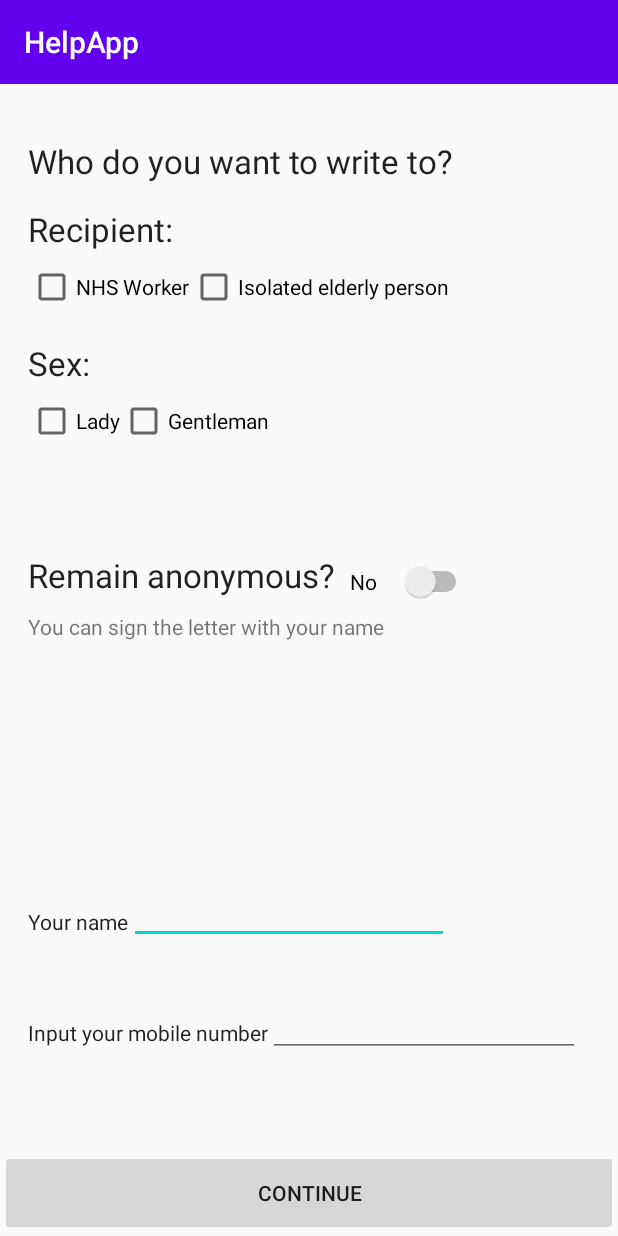
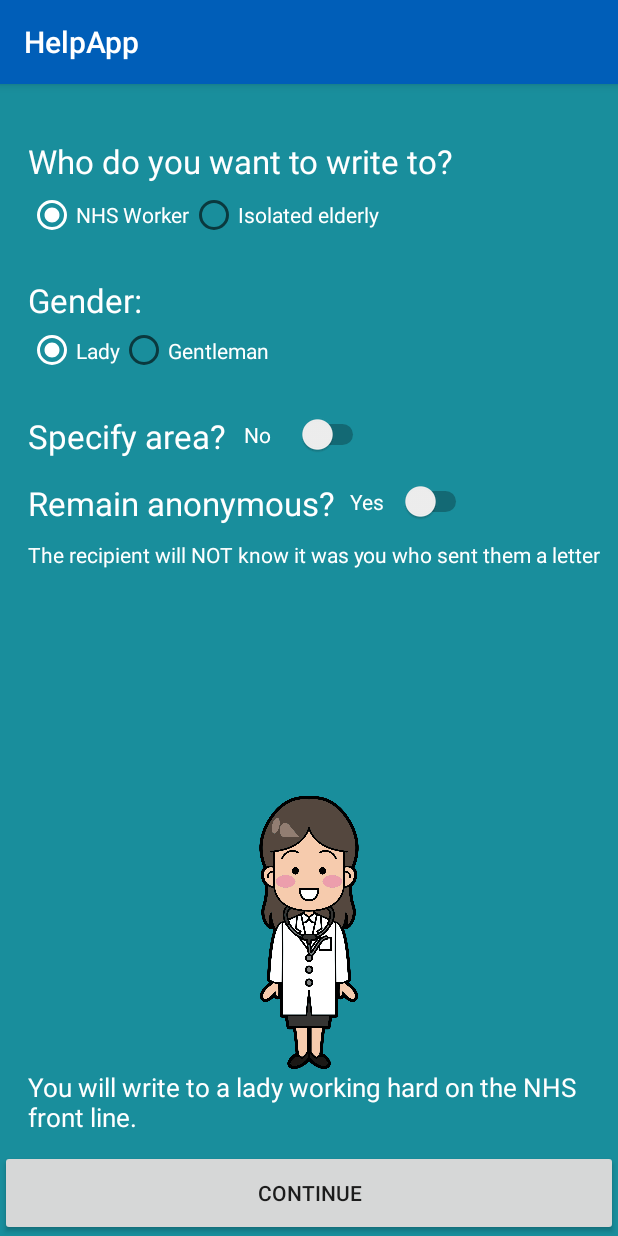
Before and after one commit to Danau5tin/SendaSmile-Android-App, an Android app: the PreLetterCreation screen opened directly, with no data from a screen before it, on a phone screen of 412 x 824 dp. Run offline under Robolectric (Android 15) with nearby library versions, the phone set to English and light mode, and no system bars.

Commit message:
Changes include color scheme beginning, add gallery image, set UK area, user entry fields for email name and number, radio buttons have replaced checkboxes

```diff
--- a/App/app/build.gradle
+++ b/App/app/build.gradle
@@ -31,4 +31,5 @@ dependencies {
     testImplementation 'junit:junit:4.12'
     androidTestImplementation 'androidx.test.ext:junit:1.1.1'
     androidTestImplementation 'androidx.test.espresso:espresso-core:3.2.0'
+    implementation 'com.google.android.material:material:1.1.0'
 }
--- a/App/app/src/main/java/com/firstapp/helpapp/MainActivity.java
+++ b/App/app/src/main/java/com/firstapp/helpapp/MainActivity.java
@@ -5,7 +5,6 @@ import androidx.appcompat.app.AppCompatActivity;
 import android.content.Intent;
 import android.os.Bundle;
 import android.view.View;
-import android.widget.Button;
 
 public class MainActivity extends AppCompatActivity {
 
--- a/App/app/src/main/java/com/firstapp/helpapp/PreLetterCreation.java
+++ b/App/app/src/main/java/com/firstapp/helpapp/PreLetterCreation.java
@@ -1,22 +1,37 @@
 package com.firstapp.helpapp;
 
 import android.content.Intent;
+import android.graphics.Bitmap;
+import android.graphics.BitmapFactory;
 import android.os.Bundle;
 import android.view.View;
+import android.view.ViewGroup;
+import android.widget.ArrayAdapter;
 import android.widget.CompoundButton;
 import android.widget.EditText;
+import android.widget.ImageView;
+import android.widget.RadioButton;
+import android.widget.Spinner;
 import android.widget.Switch;
 import android.widget.TextView;
 
 import androidx.annotation.Nullable;
 import androidx.appcompat.app.AppCompatActivity;
 
+import java.io.InputStream;
+
 
 public class PreLetterCreation extends AppCompatActivity {
 
-    Switch anonSwitch;
-    TextView usernameText, usernumText, anonDesc;
-    EditText usernameEdit, usernumEdit;
+    Switch anonSwitch, destinationSwitch;
+    Spinner destinationSpinner;
+    TextView recipientText, anonDesc;
+    EditText usernameEdit, emailEdit, numEdit;
+    RadioButton nhsCheck, elderlyCheck, gentlemanCheck, ladyCheck;
+    Boolean nhsChecked, ladyChecked;
+    ImageView personImage;
+    InputStream imageStream;
+    ViewGroup.LayoutParams params;
 
     @Override
     protected void onCreate(@Nullable Bundle savedInstanceState) {
@@ -24,38 +39,94 @@ public class PreLetterCreation extends AppCompatActivity {
         setContentView(R.layout.pre_letter_creation);
 
         usernameEdit = findViewById(R.id.userNameEdit);
-        usernumEdit = findViewById(R.id.userNumEdit);
-        usernameText = findViewById(R.id.userNameText);
-        usernumText = findViewById(R.id.userNumText);
+        emailEdit = findViewById(R.id.emailEdit);
+        numEdit = findViewById(R.id.numEdit);
+        usernameEdit.setVisibility(View.INVISIBLE);
+        emailEdit.setVisibility(View.INVISIBLE);
+        numEdit.setVisibility(View.INVISIBLE);
+
+        personImage = findViewById(R.id.personImgView);
+        params = personImage.getLayoutParams();
+
+        destinationSpinner = findViewById(R.id.destinationSpinner);
+        destinationSwitch = findViewById(R.id.destinationSwitch);
+        ArrayAdapter<CharSequence> adapter = ArrayAdapter.createFromResource(this,
+                R.array.uk_areas, android.R.layout.simple_spinner_item);
+        adapter.setDropDownViewResource(android.R.layout.simple_spinner_dropdown_item);
+        destinationSpinner.setAdapter(adapter);
+        if (!destinationSwitch.isChecked()) {destinationSpinner.setVisibility(View.GONE);}
+
+        destinationSwitch.setOnCheckedChangeListener(new CompoundButton.OnCheckedChangeListener() {
+            @Override
+            public void onCheckedChanged(CompoundButton buttonView, boolean isChecked) {
+                if (isChecked) {destinationSpinner.setVisibility(View.VISIBLE); destinationSwitch.setText(R.string.Yes);}
+                else {destinationSpinner.setVisibility(View.GONE); destinationSwitch.setText(R.string.No);}}});
+
         anonDesc = findViewById(R.id.textAnon);
+        anonSwitch = findViewById(R.id.switchAnon);
+        nhsCheck = findViewById(R.id.nhsCheckbox);
+        elderlyCheck = findViewById(R.id.elderlyCheckbox);
+        gentlemanCheck = findViewById(R.id.gentlemanCheckbox);
+        ladyCheck = findViewById(R.id.ladyCheckbox);
+        recipientText = findViewById(R.id.textRecipientDescr);
+        if (nhsCheck.isChecked()) {nhsChecked = true;} else {nhsChecked = false;}
+        if (ladyCheck.isChecked()) {ladyChecked = true;} else {ladyChecked = false;}
 
-        anonSwitch = findViewById(R.id.switchAnon);
+        nhsCheck.setOnCheckedChangeListener(new CompoundButton.OnCheckedChangeListener() {
+            @Override
+            public void onCheckedChanged(CompoundButton buttonView, boolean isChecked) {
+                if (isChecked) {nhsChecked = true; recipientListener();}}});
+        elderlyCheck.setOnCheckedChangeListener(new CompoundButton.OnCheckedChangeListener() {
+            @Override
+            public void onCheckedChanged(CompoundButton buttonView, boolean isChecked) {
+                if (isChecked) {nhsChecked = false; recipientListener();}}});
+        ladyCheck.setOnCheckedChangeListener(new CompoundButton.OnCheckedChangeListener() {
+            @Override
+            public void onCheckedChanged(CompoundButton buttonView, boolean isChecked) {
+                if (isChecked) {ladyChecked = true; recipientListener();}}});
+        gentlemanCheck.setOnCheckedChangeListener(new CompoundButton.OnCheckedChangeListener() {
+            @Override
+            public void onCheckedChanged(CompoundButton buttonView, boolean isChecked) {
+                if (isChecked) {ladyChecked = false; recipientListener();}}});
+
         anonSwitch.setOnCheckedChangeListener(new CompoundButton.OnCheckedChangeListener() {
             @Override
             public void onCheckedChanged(CompoundButton buttonView, boolean isChecked) {
                 if (isChecked) {
                     // Hide UI elements for user info
+                    usernameEdit.setVisibility(View.VISIBLE);
+                    emailEdit.setVisibility(View.VISIBLE);
+                    numEdit.setVisibility(View.VISIBLE);
+                    anonSwitch.setText(R.string.No);
+                    anonDesc.setText(R.string.non_anon_expl);
+                } else {
+                    // Show UI elements for user info
                     usernameEdit.setVisibility(View.INVISIBLE);
-                    usernameText.setVisibility(View.INVISIBLE);
-                    usernumEdit.setVisibility(View.INVISIBLE);
-                    usernumText.setVisibility(View.INVISIBLE);
+                    emailEdit.setVisibility(View.INVISIBLE);
+                    numEdit.setVisibility(View.INVISIBLE);
                     anonSwitch.setText(R.string.Yes);
                     anonDesc.setText(R.string.anon_expl);
-                } else {
-                    // Show UI elements for user info
-                    usernameEdit.setVisibility(View.VISIBLE);
-                    usernameText.setVisibility(View.VISIBLE);
-                    usernumEdit.setVisibility(View.VISIBLE);
-                    usernumText.setVisibility(View.VISIBLE);
-                    anonSwitch.setText(R.string.No);
-                    anonDesc.setText(R.string.non_anon_expl);
-                }
-            }
-        });
+                    }}});
     }
 
     public void preContinueButton(View view) {
         Intent intent = new Intent(this, CreateLetter.class);
         startActivity(intent);
     }
+
+    public void recipientListener() {
+        if (nhsChecked) {
+            if (ladyChecked) {recipientText.setText(R.string.nhs_female_explained);
+            imageStream = this.getResources().openRawResource(R.raw.nurse);}
+            else {recipientText.setText(R.string.nhs_male_explained);
+                imageStream = this.getResources().openRawResource(R.raw.doctor);}
+        } else {
+            if (ladyChecked) {recipientText.setText(R.string.elderly_female_explained);
+                imageStream = this.getResources().openRawResource(R.raw.grandma);}
+            else {
+            recipientText.setText(R.string.elderly_male_explained);
+                imageStream = this.getResources().openRawResource(R.raw.grandpa);}}
+        Bitmap bitmap = BitmapFactory.decodeStream(imageStream);
+        personImage.setImageBitmap(bitmap);
+    }
 }
--- a/App/app/src/main/res/layout/pre_letter_creation.xml
+++ b/App/app/src/main/res/layout/pre_letter_creation.xml
@@ -3,47 +3,62 @@
     xmlns:app="http://schemas.android.com/apk/res-auto"
     xmlns:tools="http://schemas.android.com/tools"
     android:layout_width="match_parent"
-    android:layout_height="match_parent">
+    android:layout_height="match_parent"
+    android:background="@color/mariescolor">
 
-    <TextView
-        android:id="@+id/userNumText"
+    <RadioGroup
+        android:id="@+id/radioGroup2"
+        android:layout_width="wrap_content"
+        android:layout_height="38dp"
+        android:layout_marginTop="5dp"
+        android:orientation="horizontal"
+        app:layout_constraintStart_toStartOf="@+id/guideline"
+        app:layout_constraintTop_toBottomOf="@+id/textView5">
+
+        <RadioButton
+            android:id="@+id/nhsCheckbox"
+            android:layout_width="wrap_content"
+            android:layout_height="wrap_content"
+            android:layout_weight="1"
+            android:checked="true"
+            android:text="@string/nhs"
+            android:textColor="@color/white" />
+
+        <RadioButton
+            android:id="@+id/elderlyCheckbox"
+            android:layout_width="wrap_content"
+            android:layout_height="wrap_content"
+            android:layout_weight="1"
+            android:text="@string/isolated"
+            android:textColor="@color/white" />
+    </RadioGroup>
+
+    <RadioGroup
+        android:id="@+id/radioGroup3"
         android:layout_width="wrap_content"
         android:layout_height="wrap_content"
-        android:layout_marginTop="49dp"
-        android:text="@string/number_option"
-        android:textAppearance="@style/TextAppearance.AppCompat.Large"
-        android:textSize="14sp"
+        android:orientation="horizontal"
         app:layout_constraintStart_toStartOf="@+id/guideline"
-        app:layout_constraintTop_toTopOf="@+id/guideline5" />
+        app:layout_constraintTop_toBottomOf="@+id/textView6">
 
-    <TextView
-        android:id="@+id/userNameText"
-        android:layout_width="wrap_content"
-        android:layout_height="wrap_content"
-        android:layout_marginBottom="5dp"
-        android:text="@string/name_option"
-        android:textAllCaps="false"
-        android:textAppearance="@style/TextAppearance.AppCompat.Large"
-        android:textSize="14sp"
-        app:layout_constraintBottom_toTopOf="@+id/guideline5"
-        app:layout_constraintStart_toStartOf="@+id/guideline" />
+        <RadioButton
+            android:id="@+id/ladyCheckbox"
+            android:layout_width="wrap_content"
+            android:layout_height="match_parent"
+            android:checked="true"
+            android:text="@string/Female"
+            android:textColor="@color/white" />
 
-    <CheckBox
-        android:id="@+id/checkBox4"
-        android:layout_width="wrap_content"
-        android:layout_height="wrap_content"
-        android:text="@string/isolated"
-        app:layout_constraintStart_toEndOf="@+id/checkBox5"
-        app:layout_constraintTop_toTopOf="@+id/checkBox5" />
+        <RadioButton
+            android:id="@+id/gentlemanCheckbox"
+            android:layout_width="wrap_content"
+            android:layout_height="38dp"
+            android:layout_weight="1"
+            android:orientation="horizontal"
+            android:text="@string/Male"
+            android:textColor="@color/white" />
 
-    <CheckBox
-        android:id="@+id/checkBox5"
-        android:layout_width="wrap_content"
-        android:layout_height="wrap_content"
-        android:layout_marginTop="8dp"
-        android:text="@string/nhs"
-        app:layout_constraintStart_toStartOf="@+id/guideline"
-        app:layout_constraintTop_toBottomOf="@+id/textView7" />
+    </RadioGroup>
 
     <Button
         android:id="@+id/preCreateButton"
@@ -55,30 +70,13 @@
         app:layout_constraintEnd_toEndOf="parent"
         app:layout_constraintStart_toStartOf="parent" />
 
-    <CheckBox
-        android:id="@+id/checkBox"
-        android:layout_width="wrap_content"
-        android:layout_height="wrap_content"
-        android:layout_marginTop="8dp"
-        android:text="@string/Female"
-        app:layout_constraintStart_toStartOf="@+id/guideline"
-        app:layout_constraintTop_toBottomOf="@+id/textView6" />
-
-    <CheckBox
-        android:id="@+id/checkBox2"
-        android:layout_width="wrap_content"
-        android:layout_height="wrap_content"
-        android:layout_marginTop="8dp"
-        android:text="@string/Male"
-        app:layout_constraintStart_toEndOf="@+id/checkBox"
-        app:layout_constraintTop_toBottomOf="@+id/textView6" />
-
     <TextView
         android:id="@+id/textView5"
         android:layout_width="wrap_content"
         android:layout_height="0dp"
         android:text="@string/Who_to"
         android:textAppearance="@style/TextAppearance.AppCompat.Large"
+        android:textColor="@color/white"
         app:layout_constraintBottom_toTopOf="@+id/guideline2"
         app:layout_constraintStart_toStartOf="@+id/guideline" />
 
@@ -89,65 +87,84 @@
         android:layout_marginTop="20dp"
         android:text="@string/gender_text"
         android:textAppearance="@style/TextAppearance.AppCompat.Large"
+        android:textColor="@color/white"
         app:layout_constraintStart_toStartOf="@+id/guideline"
-        app:layout_constraintTop_toBottomOf="@+id/checkBox5" />
-
-    <TextView
-        android:id="@+id/textView7"
-        android:layout_width="wrap_content"
-        android:layout_height="wrap_content"
-        android:layout_marginTop="16dp"
-        android:text="@string/type_person"
-        android:textAppearance="@style/TextAppearance.AppCompat.Large"
-        app:layout_constraintStart_toStartOf="@+id/guideline"
-        app:layout_constraintTop_toBottomOf="@+id/textView5" />
+        app:layout_constraintTop_toBottomOf="@+id/radioGroup2" />
 
     <Switch
         android:id="@+id/switchAnon"
         android:layout_width="81dp"
         android:layout_height="0dp"
         android:layout_marginStart="10dp"
-        android:layout_marginTop="5dp"
-        android:text="@string/No"
+        android:layout_marginTop="15dp"
+        android:text="@string/Yes"
+        android:textColor="@color/white"
         app:layout_constraintStart_toEndOf="@+id/textView16"
-        app:layout_constraintTop_toTopOf="@+id/guideline3" />
+        app:layout_constraintTop_toBottomOf="@+id/destinationSpinner" />
 
     <TextView
         android:id="@+id/textView16"
         android:layout_width="wrap_content"
         android:layout_height="0dp"
+        android:layout_marginTop="15dp"
         android:text="@string/anonymous"
         android:textAppearance="@style/TextAppearance.AppCompat.Large"
+        android:textColor="@color/white"
         app:layout_constraintStart_toStartOf="@+id/guideline"
-        app:layout_constraintTop_toTopOf="@+id/guideline3" />
+        app:layout_constraintTop_toBottomOf="@+id/destinationSpinner" />
+
+    <TextView
+        android:id="@+id/textView"
+        android:layout_width="wrap_content"
+        android:layout_height="0dp"
+        android:layout_marginTop="23dp"
+        android:text="@string/nationwide"
+        android:textAppearance="@style/TextAppearance.AppCompat.Large"
+        android:textColor="@color/white"
+        app:layout_constraintStart_toStartOf="@+id/guideline"
+        app:layout_constraintTop_toBottomOf="@+id/radioGroup3" />
 
     <TextView
         android:id="@+id/textAnon"
-        android:layout_width="wrap_content"
+        android:layout_width="0dp"
         android:layout_height="wrap_content"
         android:layout_marginTop="10dp"
-        android:text="@string/non_anon_expl"
+        android:layout_marginEnd="10dp"
+        android:text="@string/anon_expl"
+        android:textColor="@color/white"
+        app:layout_constraintEnd_toEndOf="parent"
         app:layout_constraintStart_toStartOf="@+id/guideline"
         app:layout_constraintTop_toBottomOf="@+id/textView16" />
 
     <EditText
         android:id="@+id/userNameEdit"
-        android:layout_width="wrap_content"
+        android:layout_width="0dp"
         android:layout_height="wrap_content"
+        android:layout_marginTop="15dp"
+        android:layout_marginEnd="10dp"
         android:ems="10"
+        android:hint="@string/name_option"
         android:inputType="textPersonName"
-        app:layout_constraintBottom_toTopOf="@+id/guideline5"
-        app:layout_constraintStart_toEndOf="@+id/userNameText" />
+        android:textColor="@color/white"
+        android:textColorHint="@color/white"
+        app:layout_constraintEnd_toEndOf="parent"
+        app:layout_constraintStart_toStartOf="@+id/guideline"
+        app:layout_constraintTop_toBottomOf="@+id/textAnon" />
 
     <EditText
-        android:id="@+id/userNumEdit"
-        android:layout_width="208dp"
-        android:layout_height="40dp"
-        android:layout_marginTop="35dp"
+        android:id="@+id/emailEdit"
+        android:layout_width="0dp"
+        android:layout_height="wrap_content"
+        android:layout_marginEnd="10dp"
         android:ems="10"
-        android:inputType="phone"
-        app:layout_constraintStart_toEndOf="@+id/userNumText"
-        app:layout_constraintTop_toTopOf="@+id/guideline5" />
+        android:hint="@string/email_option"
+        android:inputType="textPersonName"
+        android:textColor="@color/white"
+        android:textColorHint="@color/white"
+        app:layout_constraintEnd_toEndOf="parent"
+        app:layout_constraintHorizontal_bias="1.0"
+        app:layout_constraintStart_toStartOf="@+id/guideline"
+        app:layout_constraintTop_toBottomOf="@+id/userNameEdit" />
 
     <androidx.constraintlayout.widget.Guideline
         android:id="@+id/guideline"
@@ -163,18 +180,66 @@
         android:orientation="horizontal"
         app:layout_constraintGuide_begin="66dp" />
 
-    <androidx.constraintlayout.widget.Guideline
-        android:id="@+id/guideline3"
-        android:layout_width="wrap_content"
+    <TextView
+        android:id="@+id/textRecipientDescr"
+        android:layout_width="0dp"
         android:layout_height="wrap_content"
-        android:orientation="horizontal"
-        app:layout_constraintGuide_begin="313dp" />
+        android:layout_marginEnd="10dp"
+        android:layout_marginBottom="10dp"
+        android:text="@string/nhs_female_explained"
+        android:textAppearance="@style/TextAppearance.AppCompat.Large"
+        android:textColor="@color/white"
+        android:textSize="17sp"
+        app:layout_constraintBottom_toTopOf="@+id/preCreateButton"
+        app:layout_constraintEnd_toEndOf="parent"
+        app:layout_constraintHorizontal_bias="1.0"
+        app:layout_constraintStart_toStartOf="@+id/guideline" />
 
-    <androidx.constraintlayout.widget.Guideline
-        android:id="@+id/guideline5"
-        android:layout_width="wrap_content"
+    <Switch
+        android:id="@+id/destinationSwitch"
+        android:layout_width="83dp"
+        android:layout_height="21dp"
+        android:layout_marginStart="12dp"
+        android:checked="false"
+        android:text="@string/No"
+        android:textColor="@color/white"
+        app:layout_constraintStart_toEndOf="@+id/textView"
+        app:layout_constraintTop_toTopOf="@+id/textView"
+        tools:layout_editor_absoluteY="248dp" />
+
+    <Spinner
+        android:id="@+id/destinationSpinner"
+        android:layout_width="349dp"
+        android:layout_height="27dp"
+        android:layout_marginTop="10dp"
+        app:layout_constraintStart_toStartOf="@+id/guideline"
+        app:layout_constraintTop_toBottomOf="@+id/textView" />
+
+    <ImageView
+        android:id="@+id/personImgView"
+        android:layout_width="0dp"
+        android:layout_height="0dp"
+        android:layout_marginStart="160dp"
+        android:layout_marginEnd="160dp"
+        android:scaleType="fitCenter"
+        app:layout_constraintBottom_toTopOf="@+id/textRecipientDescr"
+        app:layout_constraintEnd_toEndOf="parent"
+        app:layout_constraintStart_toStartOf="parent"
+        app:layout_constraintTop_toBottomOf="@+id/numEdit"
+        app:srcCompat="@raw/nurse" />
+
+    <EditText
+        android:id="@+id/numEdit"
+        android:layout_width="0dp"
         android:layout_height="wrap_content"
-        android:orientation="horizontal"
-        app:layout_constraintGuide_end="195dp" />
+        android:layout_marginEnd="10dp"
+        android:ems="10"
+        android:hint="@string/num_option"
+        android:inputType="number"
+        android:textColor="@color/white"
+        android:textColorHint="@color/white"
+        app:layout_constraintEnd_toEndOf="parent"
+        app:layout_constraintStart_toStartOf="@+id/guideline"
+        app:layout_constraintTop_toBottomOf="@+id/emailEdit" />
 
 </androidx.constraintlayout.widget.ConstraintLayout>
--- a/App/app/src/main/res/values/colors.xml
+++ b/App/app/src/main/res/values/colors.xml
@@ -1,6 +1,9 @@
 <?xml version="1.0" encoding="utf-8"?>
 <resources>
-    <color name="colorPrimary">#6200EE</color>
-    <color name="colorPrimaryDark">#3700B3</color>
-    <color name="colorAccent">#03DAC5</color>
+    <color name="colorPrimary">#005EB8</color>
+    <color name="mariescolor">#198E9C</color>
+    <color name="white">#FFFFFF</color>
+    <color name="yellow">#ffff00</color>
+    <color name="colorAccent">#FFFFFF</color>
+   <color name="colorPrimaryDark">#000</color>
 </resources>
--- a/App/app/src/main/res/values/strings.xml
+++ b/App/app/src/main/res/values/strings.xml
@@ -2,7 +2,7 @@
 
     <!-- activity_main -->
         <string name="app_name">HelpApp</string>
-        <string name="app_intro">Together we can send love to the isolated elderly and our NHS front line staff\n\n #LoveInAFewTaps</string>
+        <string name="app_intro">Together we can send love to our isolated elderly and NHS front line staff\n\n #LoveInAFewTaps</string>
 
                 <!-- activity_main buttons-->
             <string name="home_start_but">Write a letter</string>
@@ -12,18 +12,41 @@
     <!-- pre_letter_creation -->
         <string name="Who_to">Who do you want to write to?</string>
 
-        <string name="type_person">Recipient:</string>
         <string name="nhs">NHS Worker</string>
-        <string name="isolated">Isolated elderly person</string>
+        <string name="isolated">Isolated elderly</string>
 
-        <string name="gender_text">Sex:</string>
+        <string name="gender_text">Gender:</string>
         <string name="Male">Gentleman</string>
         <string name="Female">Lady</string>
+
+        <string name="nhs_male_explained">You will write to a gentleman working hard on the NHS front line.</string>
+        <string name="nhs_female_explained">You will write to a lady working hard on the NHS front line.</string>
+        <string name="elderly_male_explained">You will write to an elderly gentleman isolated within a British aged care facility.</string>
+        <string name="elderly_female_explained">You will write to an elderly lady isolated within a British aged care facility.</string>
+
+        <string name="nationwide">Specify area?</string>
+            <string-array name="uk_areas">
+                <item>Anywhere in the U.K.</item>
+                <item>South West England</item>
+                <item>South East England</item>
+                <item>London</item>
+                <item>Wales</item>
+                <item>West Midlands</item>
+                <item>Eastern England</item>
+                <item>East Midlands</item>
+                <item>North West England</item>
+                <item>North East England</item>
+                <item>Scotland</item>
+            </string-array>
 
         <string name="anonymous">Remain anonymous?</string>
         <string name="non_anonymous">Sign letter with your name</string>
         <string name="anon_expl">The recipient will NOT know it was you who sent them a letter</string>
-        <string name="non_anon_expl">You can sign the letter with your name</string>
+        <string name="non_anon_expl">Your letter will be signed with your provided name.\nLeave your e-mail/number and the receiver may reply to you.</string>
+
+        <string name="name_option">Your name</string>
+        <string name="email_option">\* (Optional) Your e-mail</string>
+        <string name="num_option">\* (Optional) Your number</string>
 
                 <!-- pre_letter_creation buttons-->
             <string name="continue_button">Continue</string>
@@ -33,12 +56,12 @@
     <!-- create_letter_activity -->
         <string name="reciever_confirmation">You are writing to a gentleman who is working in the NHS.</string>
         <string name="help_to_write_prompt">Not sure what to write? Click here</string>
-        <string name="write_message">Write your message here:</string>
+        <string name="write_message">Touch and type your message here</string>
 
 
                 <!-- create_letter_activity buttons -->
-            <string name="continue_preview">Add Image </string>
-            <string name="user_info">Your details</string>
+            <string name="add_image">Add Image</string>
+            <string name="change_image">Change Image</string>
 
 
     <!-- confirm_send_activity -->
@@ -73,12 +96,6 @@
 
     <!-- user_info_activity -->
         <string name="user_info_explanation"></string>
-        <string name="name_option">Your name</string>
-        <string name="number_option">Input your mobile number</string>
-        <string name="address_option">Input your address</string>
-
-                <!-- user_info_activity buttons-->
-            <string name="confirm_details_but">Confirm details</string>
 
 
 
```
Also changed, not shown: App/app/src/main/AndroidManifest.xml (+6 -2 lines), App/app/src/main/java/com/firstapp/helpapp/CreateLetter.java (+57 -3 lines), App/app/src/main/java/com/firstapp/helpapp/UserInfo.java (deleted, +0 -15 lines), App/app/src/main/res/layout/activity_main.xml (+7 -2 lines), App/app/src/main/res/layout/create_letter_activity.xml (+30 -14 lines), App/app/src/main/res/layout/sent_activity.xml (+6 -3 lines), App/app/src/main/res/layout/user_info_activity.xml (deleted, +0 -39 lines), App/app/src/main/res/raw/doctor.png (added), App/app/src/main/res/raw/grandma.png (added), App/app/src/main/res/raw/grandpa.png (added), App/app/src/main/res/raw/nurse.png (added), App/app/src/main/res/raw/people_logo.png (deleted).
